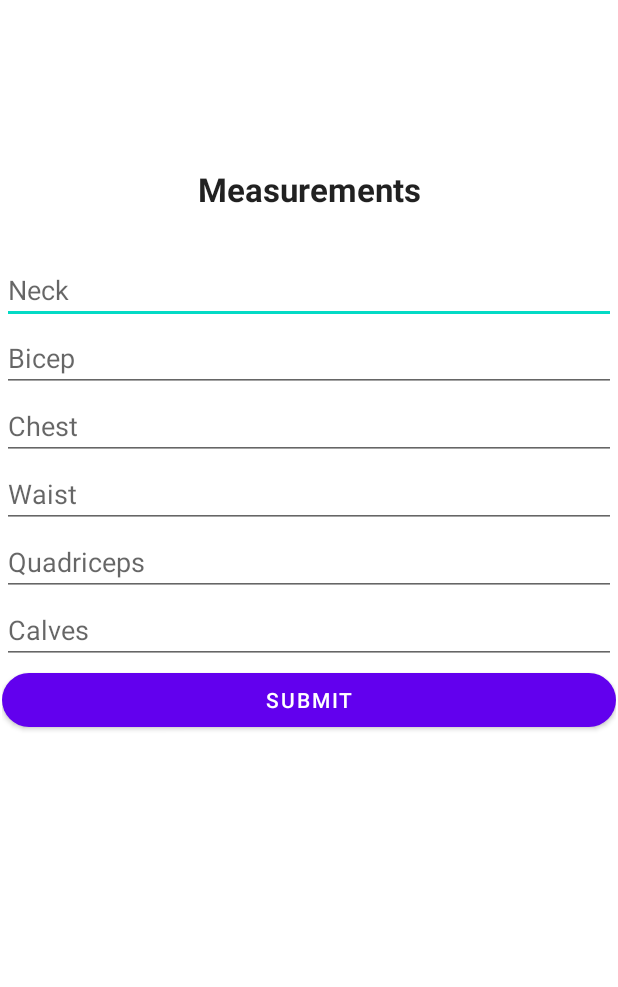
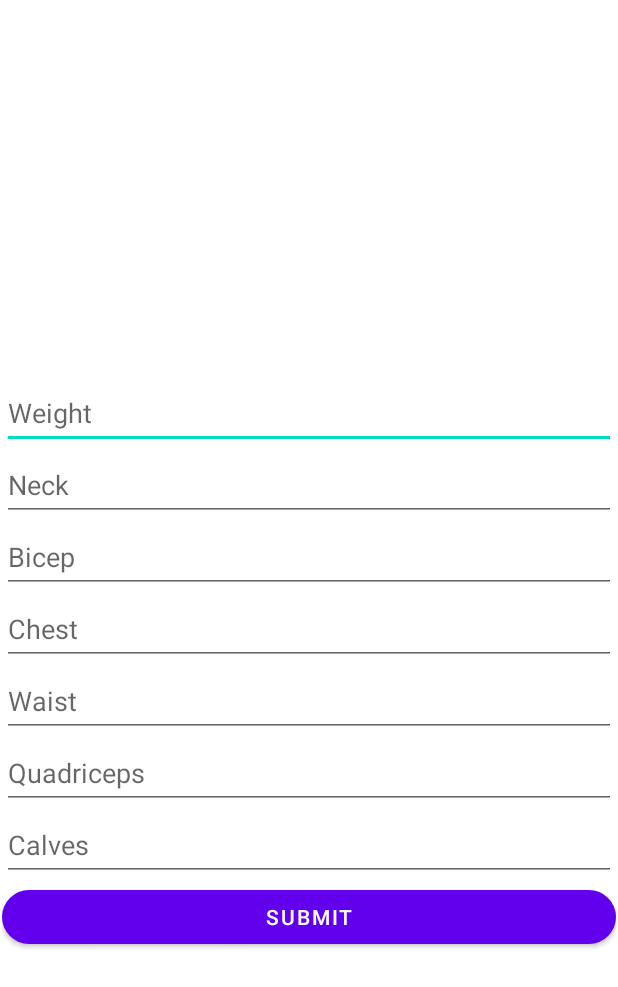
Before and after one commit to RyanMeaux1990/RyanMeaux1990.github.io, an Android app: the layout user_data_inputs.xml on its own in the app's theme, with its tools: preview values and no code run, on a phone screen of 412 x 824 dp. Shown: the top 987 px of the screen. Run offline under Robolectric (Android 15) with nearby library versions, the light colour scheme and no system bars.

```diff
--- a/app/src/main/AndroidManifest.xml
+++ b/app/src/main/AndroidManifest.xml
@@ -18,6 +18,7 @@
         <activity android:name=".views.NewWeight"/>
         <activity android:name=".views.Update_Database_Entry"/>
         <activity android:name=".views.Two_Factor"/>
+        <activity android:name=".views.Measurement_View"/>
 
 
 
@@ -30,13 +31,13 @@
 
             <intent-filter>
                 <action android:name="android.intent.action.MAIN" />
-
                 <category android:name="android.intent.category.LAUNCHER" />
             </intent-filter>
 
         </activity>
 
 
+
     </application>
 
 </manifest>
--- a/app/src/main/java/com/example/weight_watcher/Controllers/Database/Users_Database_Controller.java
+++ b/app/src/main/java/com/example/weight_watcher/Controllers/Database/Users_Database_Controller.java
@@ -44,6 +44,7 @@ public class Users_Database_Controller {
         values.put(usersDatabase.scheme.COL_EMAIL, currentUser.userCredentials.username);
         values.put(usersDatabase.scheme.COL_PASSWORD, currentUser.userCredentials.password);
         values.put(usersDatabase.scheme.COL_PHONE_NUMBER,currentUser.phoneNumber);
+
         long newUserId = writable.insert(usersDatabase.scheme.TABLE_NAME,null,values);
         return newUserId;
     }
@@ -62,7 +63,7 @@ public class Users_Database_Controller {
 
     public Boolean checkForUserInDatabase(String userName){
         Cursor cursor = writable.rawQuery("Select * from "+ usersDatabase.scheme.TABLE_NAME + " where email = ?", new String[] {userName});
-
+        Log.v("USer", cursor.getColumnName(3));
         if(cursor.getCount() > 0){
             cursor.close();
             return true;
@@ -74,7 +75,7 @@ public class Users_Database_Controller {
     }
 
     public Users_Database_Results findAuthenticatedUser(){
-        Log.v(this.email,"Find user");
+
 
         try {
             Cursor cursor = writable.rawQuery("Select * from "+ usersDatabase.scheme.TABLE_NAME +" where email = ?", new String[] {this.email});
@@ -102,4 +103,5 @@ public class Users_Database_Controller {
         return phoneNumber;
     }
 
+
 }
--- a/app/src/main/java/com/example/weight_watcher/Model/Database/Users.java
+++ b/app/src/main/java/com/example/weight_watcher/Model/Database/Users.java
@@ -42,7 +42,6 @@ public class Users extends SQLiteOpenHelper {
         db.execSQL("drop table if exists " + scheme.TABLE_NAME);
         onCreate(db);
     }
-
     public void addNewColumn(SQLiteDatabase database){
         Log.v("On Upgrade", "On Upgrade");
         database.execSQL("ALTER TABLE" + scheme.TABLE_NAME +" ADD COLUMN phone_number");
--- a/app/src/main/java/com/example/weight_watcher/views/Grid_Display.java
+++ b/app/src/main/java/com/example/weight_watcher/views/Grid_Display.java
@@ -59,6 +59,7 @@ public class Grid_Display extends AppCompatActivity {
         actionButton = (FloatingActionButton) findViewById(R.id.addNewWeight);
         usersDb = new Users_Database_Controller(getApplicationContext());
         weightDatabase = new Weight_Database_Controller(getApplicationContext());
+        weightDatabase.getAllUserWeights("mo");
 
         welcomeText = (TextView) findViewById(R.id.welcomeText);
         progressText = (TextView) findViewById(R.id.progressText);
--- a/app/src/main/res/layout/user_data_inputs.xml
+++ b/app/src/main/res/layout/user_data_inputs.xml
@@ -6,35 +6,16 @@
     android:layout_width="match_parent"
     android:layout_height="match_parent">
 
-    <androidx.constraintlayout.widget.Guideline
-        android:id="@+id/guideline3"
-        android:layout_width="wrap_content"
-        android:layout_height="wrap_content"
-        android:orientation="horizontal"
-        app:layout_constraintGuide_begin="20dp" />
-
     <LinearLayout
         android:layout_width="409dp"
         android:layout_height="601dp"
         android:layout_marginStart="1dp"
-        android:layout_marginTop="1dp"
         android:layout_marginEnd="1dp"
         android:layout_marginBottom="1dp"
         android:orientation="vertical"
         app:layout_constraintBottom_toBottomOf="parent"
         app:layout_constraintEnd_toEndOf="parent"
-        app:layout_constraintStart_toStartOf="parent"
-        app:layout_constraintTop_toTopOf="parent">
-
-        <TextView
-            android:id="@+id/textView2"
-            android:layout_width="match_parent"
-            android:layout_height="wrap_content"
-            android:foregroundGravity="center_horizontal"
-            android:gravity="center_horizontal"
-            android:text="Measurements"
-            android:textAppearance="@style/TextAppearance.AppCompat.Large"
-            android:textStyle="bold" />
+        app:layout_constraintStart_toStartOf="parent">
 
         <Space
             android:layout_width="match_parent"
@@ -42,59 +23,81 @@
             android:minHeight="30dp" />
 
         <EditText
+            android:id="@+id/WeightMeasurement"
+            android:layout_width="match_parent"
+            android:layout_height="wrap_content"
+            android:ems="10"
+            android:hint="@string/weight"
+            android:importantForAutofill="no"
+            android:inputType="numberDecimal"
+            android:minHeight="48dp" />
+
+        <EditText
             android:id="@+id/NeckMeasurment"
             android:layout_width="match_parent"
             android:layout_height="wrap_content"
             android:ems="10"
-            android:hint="Neck"
-            android:inputType="numberDecimal" />
+            android:hint="@string/neck"
+            android:importantForAutofill="no"
+            android:inputType="numberDecimal"
+            android:minHeight="48dp" />
 
         <EditText
             android:id="@+id/BicepMeasurement"
             android:layout_width="match_parent"
             android:layout_height="wrap_content"
             android:ems="10"
-            android:hint="Bicep"
-            android:inputType="numberDecimal" />
+            android:hint="@string/bicep"
+            android:importantForAutofill="no"
+            android:inputType="numberDecimal"
+            android:minHeight="48dp" />
 
         <EditText
             android:id="@+id/ChestMeasurment"
             android:layout_width="match_parent"
             android:layout_height="wrap_content"
             android:ems="10"
-            android:hint="Chest"
-            android:inputType="numberDecimal" />
+            android:hint="@string/chest"
+            android:importantForAutofill="no"
+            android:inputType="numberDecimal"
+            android:minHeight="48dp" />
 
         <EditText
             android:id="@+id/WaistMeasurment"
             android:layout_width="match_parent"
             android:layout_height="wrap_content"
             android:ems="10"
-            android:hint="Waist"
-            android:inputType="numberDecimal" />
+            android:hint="@string/waist"
+            android:importantForAutofill="no"
+            android:inputType="numberDecimal"
+            android:minHeight="48dp" />
 
         <EditText
             android:id="@+id/QuadricepMeasurment"
             android:layout_width="match_parent"
             android:layout_height="wrap_content"
             android:ems="10"
-            android:hint="Quadriceps"
-            android:inputType="numberDecimal" />
+            android:hint="@string/quadriceps"
+            android:importantForAutofill="no"
+            android:inputType="numberDecimal"
+            android:minHeight="48dp" />
 
         <EditText
             android:id="@+id/CalfMeasurment"
             android:layout_width="match_parent"
             android:layout_height="wrap_content"
             android:ems="10"
-            android:hint="Calves"
-            android:inputType="numberDecimal" />
+            android:hint="@string/calves"
+            android:importantForAutofill="no"
+            android:inputType="numberDecimal"
+            android:minHeight="48dp" />
 
         <Button
             android:id="@+id/SubmitMeasurements"
             android:layout_width="match_parent"
             android:layout_height="wrap_content"
             android:elevation="10dp"
-            android:text="submit"
+            android:text="@string/s"
             app:cornerRadius="30dp" />
 
     </LinearLayout>
--- a/app/src/main/res/values/strings.xml
+++ b/app/src/main/res/values/strings.xml
@@ -11,5 +11,14 @@
     <string name="channel_name">notification</string>
     <string name="channel_description">weight loss</string>
     <string name="enter_registered_phone_number">Enter registered phone number</string>
+    <string name="measurements">Measurements</string>
+    <string name="waist">Waist</string>
+    <string name="chest">Chest</string>
+    <string name="bicep">Bicep</string>
+    <string name="neck">Neck</string>
+    <string name="quadriceps">Quadriceps</string>
+    <string name="calves">Calves</string>
+    <string name="weight">Weight</string>
+    <string name="s">submit</string>
 
 </resources>
```
Also changed, not shown: app/src/main/java/com/example/weight_watcher/Controllers/Controller/Main_Grid_View.java (+10 -11 lines), app/src/main/java/com/example/weight_watcher/Controllers/Database/Weight_Database_Controller.java (+58 -4 lines), app/src/main/java/com/example/weight_watcher/Controllers/User_Input/User_Input.java (added, +15 -0 lines), app/src/main/java/com/example/weight_watcher/Model/Database/Cursors/Users_Weight_DB_Results.java (+40 -5 lines), app/src/main/java/com/example/weight_watcher/Model/Database/Schemes/Weight_Database_Scheme.java (+14 -1 lines), app/src/main/java/com/example/weight_watcher/Model/Database/User_Weight_Database.java (+27 -13 lines), app/src/main/java/com/example/weight_watcher/Model/Measurements/Measurements.java (added, +19 -0 lines), app/src/main/java/com/example/weight_watcher/views/MainActivity.java (+5 -2 lines), app/src/main/java/com/example/weight_watcher/views/Measurement_View.java (added, +35 -0 lines), app/src/main/java/com/example/weight_watcher/views/Two_Factor.java (+2 -5 lines), app/src/main/java/com/example/weight_watcher/views/registration_page.java (+4 -3 lines).
